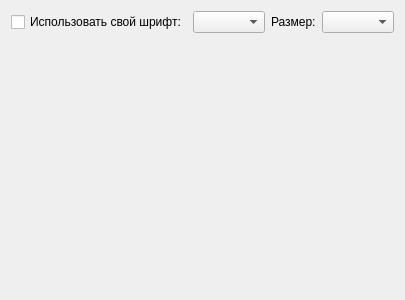
rymatoi/new-uniskad, file resources/ui/settings_appearance.ui: the form before one commit.
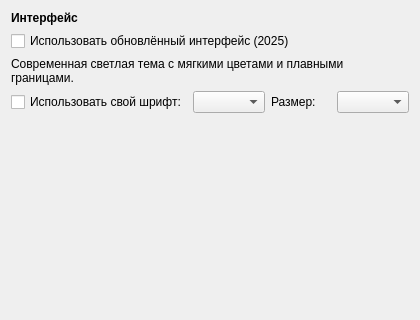
The form after the commit.

Commit message: Add modern light theme toggle

What changed in the file:
```diff
--- a/resources/ui/settings_appearance.ui
+++ b/resources/ui/settings_appearance.ui
@@ -6,8 +6,8 @@
             <rect>
                 <x>0</x>
                 <y>0</y>
-                <width>400</width>
-                <height>300</height>
+                <width>420</width>
+                <height>320</height>
             </rect>
         </property>
         <property name="windowTitle">
@@ -15,6 +15,35 @@
         </property>
         <layout class="QGridLayout" name="gridLayout">
             <item row="0" column="0">
+                <layout class="QVBoxLayout" name="mainLayout">
+                    <item>
+                        <widget class="QLabel" name="modernUiTitleLabel">
+                            <property name="text">
+                                <string>Интерфейс</string>
+                            </property>
+                            <property name="styleSheet">
+                                <string notr="true">font-weight: 600;</string>
+                            </property>
+                        </widget>
+                    </item>
+                    <item>
+                        <widget class="QCheckBox" name="modernUiCheckBox">
+                            <property name="text">
+                                <string>Использовать обновлённый интерфейс (2025)</string>
+                            </property>
+                        </widget>
+                    </item>
+                    <item>
+                        <widget class="QLabel" name="modernUiDescriptionLabel">
+                            <property name="text">
+                                <string>Современная светлая тема с мягкими цветами и плавными границами.</string>
+                            </property>
+                            <property name="wordWrap">
+                                <bool>true</bool>
+                            </property>
+                        </widget>
+                    </item>
+                    <item>
                 <layout class="QHBoxLayout" name="horizontalLayout">
                     <item>
                         <widget class="QCheckBox" name="customFontCheckBox">
@@ -35,6 +64,8 @@
                     </item>
                     <item>
                         <widget class="QComboBox" name="fontSizeComboBox"/>
+                            </item>
+                        </layout>
                     </item>
                 </layout>
             </item>
```
Lines whose indentation alone changed are shown as unchanged. The commit also changes 5 other files.
